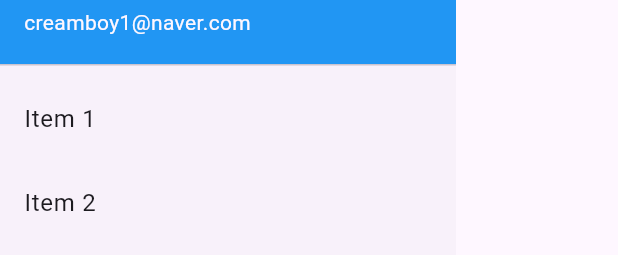
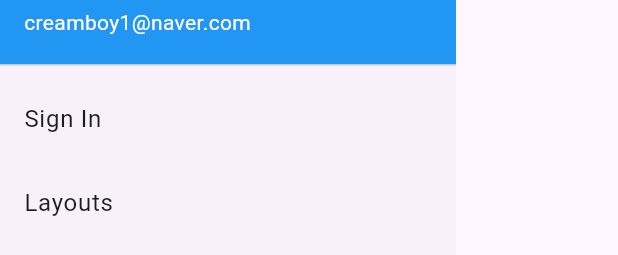
Before and after one commit to jh4843/myFlutterProject, a Flutter app: the DenvDrawer widget shown alone on an empty page, opened directly, on a phone screen of 412 x 824 dp. Shown: the part 176-431 px from the top of the screen. Run offline on Flutter 3.47's test engine with Material 2 defaults, Android fonts, the phone set to English and light mode, and no system bars; our stand-ins replace firebase_core, go_router, hooks_riverpod, shared_preferences; missing offline and left inert: dart:js; accounts and stored records are empty; network calls fail.

Commit message:
update flutter
update flutter

```diff
--- a/denv_flutter_training/lib/main.dart
+++ b/denv_flutter_training/lib/main.dart
@@ -1,3 +1,5 @@
+import 'dart:js';
+
 import 'package:flutter/material.dart';
 import 'package:firebase_core/firebase_core.dart';
 import './firebase_options.dart';
@@ -10,6 +12,8 @@ import 'package:hooks_riverpod/hooks_riverpod.dart';
 
 import 'presentation/main/home_screen.dart';
 import 'presentation/users/sign_in_screen.dart';
+import 'presentation/users/sign_up_screen.dart';
+import 'presentation/ui/layout_screen.dart';
 
 // GoRouter configuration
 final _router = GoRouter(
@@ -22,8 +26,25 @@ final _router = GoRouter(
     ),
     GoRoute(
       path: '/signin',
-      builder: (context, state) => const SignInScreen(title: 'Sign In Page'),
+      builder: (context, state) => const SignInScreen(title: 'Sign In'),
     ),
+    GoRoute(
+      path: '/signup',
+      builder: (context, state) => const SignUpScreen(title: 'Sign Up'),
+    ),
+    //
+    GoRoute(
+        path: '/ui',
+        builder: (context, state) =>
+            const MyHomePage(title: 'Flutter Demo Home Page'),
+        routes: <RouteBase>[
+          GoRoute(
+            name: "layouts",
+            path: "layouts",
+            builder: (context, state) =>
+                const LayoutScreen(title: 'Layout Page'),
+          )
+        ])
   ],
 );
 
--- a/denv_flutter_training/lib/presentation/users/sign_in_screen.dart
+++ b/denv_flutter_training/lib/presentation/users/sign_in_screen.dart
@@ -1,5 +1,4 @@
 import 'package:flutter/material.dart';
-import '../widgets/denv_drawer.dart';
 
 class SignInScreen extends StatefulWidget {
   const SignInScreen({super.key, required this.title});
@@ -11,14 +10,6 @@ class SignInScreen extends StatefulWidget {
 }
 
 class _SignInScreenState extends State<SignInScreen> {
-  int _counter = 0;
-
-  void _incrementCounter() {
-    setState(() {
-      _counter++;
-    });
-  }
-
   @override
   Widget build(BuildContext context) {
     return Scaffold(
@@ -26,7 +17,6 @@ class _SignInScreenState extends State<SignInScreen> {
         backgroundColor: Theme.of(context).colorScheme.inversePrimary,
         title: Text(widget.title),
       ),
-      drawer: const DenvDrawer(),
       body: Center(
         child: Column(
           mainAxisAlignment: MainAxisAlignment.center,
@@ -35,17 +25,12 @@ class _SignInScreenState extends State<SignInScreen> {
               'You have pushed the button this many times:',
             ),
             Text(
-              '$_counter',
+              'Sign-In',
               style: Theme.of(context).textTheme.headlineMedium,
             ),
           ],
         ),
       ),
-      floatingActionButton: FloatingActionButton(
-        onPressed: _incrementCounter,
-        tooltip: 'Increment',
-        child: const Icon(Icons.add),
-      ), // This trailing comma makes auto-formatting nicer for build methods.
     );
   }
 }
--- a/denv_flutter_training/lib/presentation/widgets/denv_drawer.dart
+++ b/denv_flutter_training/lib/presentation/widgets/denv_drawer.dart
@@ -25,15 +25,15 @@ class DenvDrawer extends StatelessWidget {
             arrowColor: Colors.redAccent,
           ),
           ListTile(
-            title: const Text('Item 1'),
+            title: const Text('Sign In'),
             onTap: () {
-              context.go("/");
+              context.go("/signin");
             },
           ),
           ListTile(
-            title: const Text('Item 2'),
+            title: const Text('Layouts'),
             onTap: () {
-              context.go("/signin");
+              context.go("/layouts");
             },
           ),
         ],
```
Also changed, not shown: denv_flutter_training/lib/presentation/ui/layout_screen.dart (added, +51 -0 lines).
